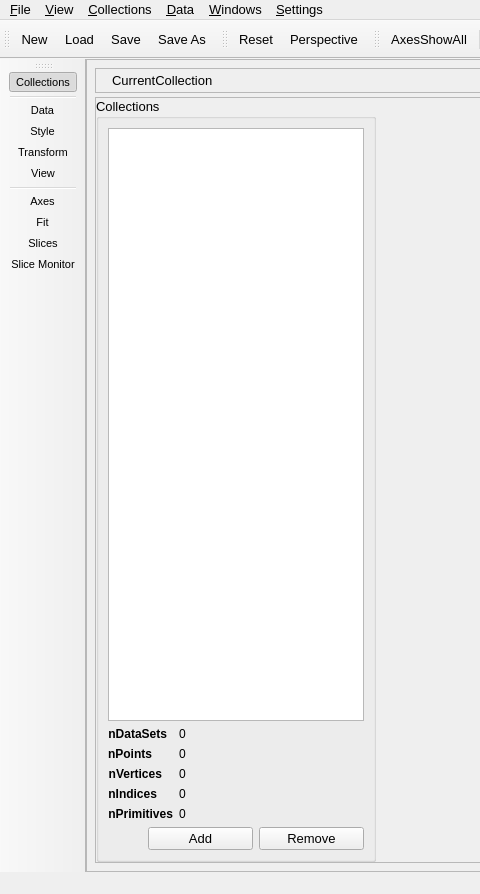
This is src/gui/uchroma.ui in trisyoungs/uchroma as Qt 5 draws it before an edit; both pictures show x 0 to 480 and y 0 to 894 of the 1092 by 894 pixel window. The edited form follows.
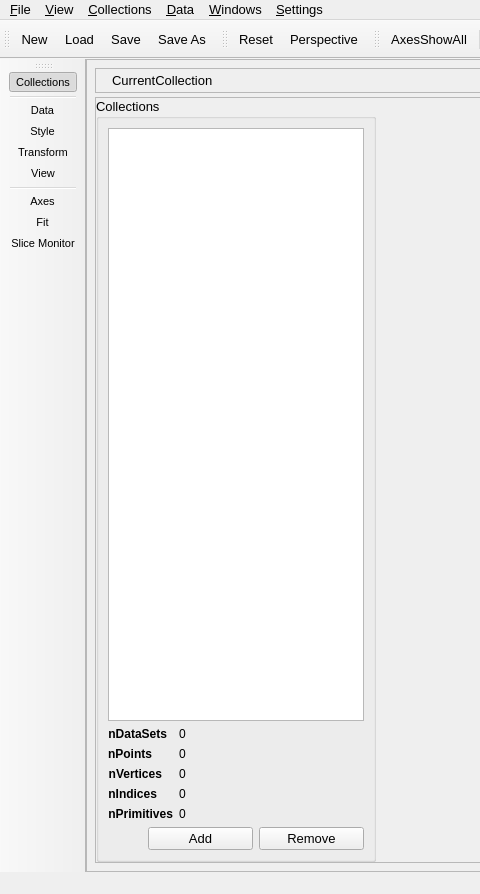
This is the edited form. Icons and pictures are not drawn. Custom widgets are drawn as their Qt base class.

Patch:
```diff
--- a/src/gui/uchroma.ui
+++ b/src/gui/uchroma.ui
@@ -733,7 +733,6 @@
    <addaction name="separator"/>
    <addaction name="actionWindowsAxes"/>
    <addaction name="actionWindowsFit"/>
-   <addaction name="actionWindowSlices"/>
    <addaction name="actionWindowsSliceMonitor"/>
   </widget>
   <widget class="QToolBar" name="ViewToolBar">
@@ -1023,14 +1022,6 @@
     <string>&amp;View</string>
    </property>
   </action>
-  <action name="actionWindowSlices">
-   <property name="checkable">
-    <bool>true</bool>
-   </property>
-   <property name="text">
-    <string>S&amp;lices</string>
-   </property>
-  </action>
   <action name="actionWindowsCollections">
    <property name="checkable">
     <bool>true</bool>
```
Left out of the diff: 1 changed line with no effect on the pictures.
